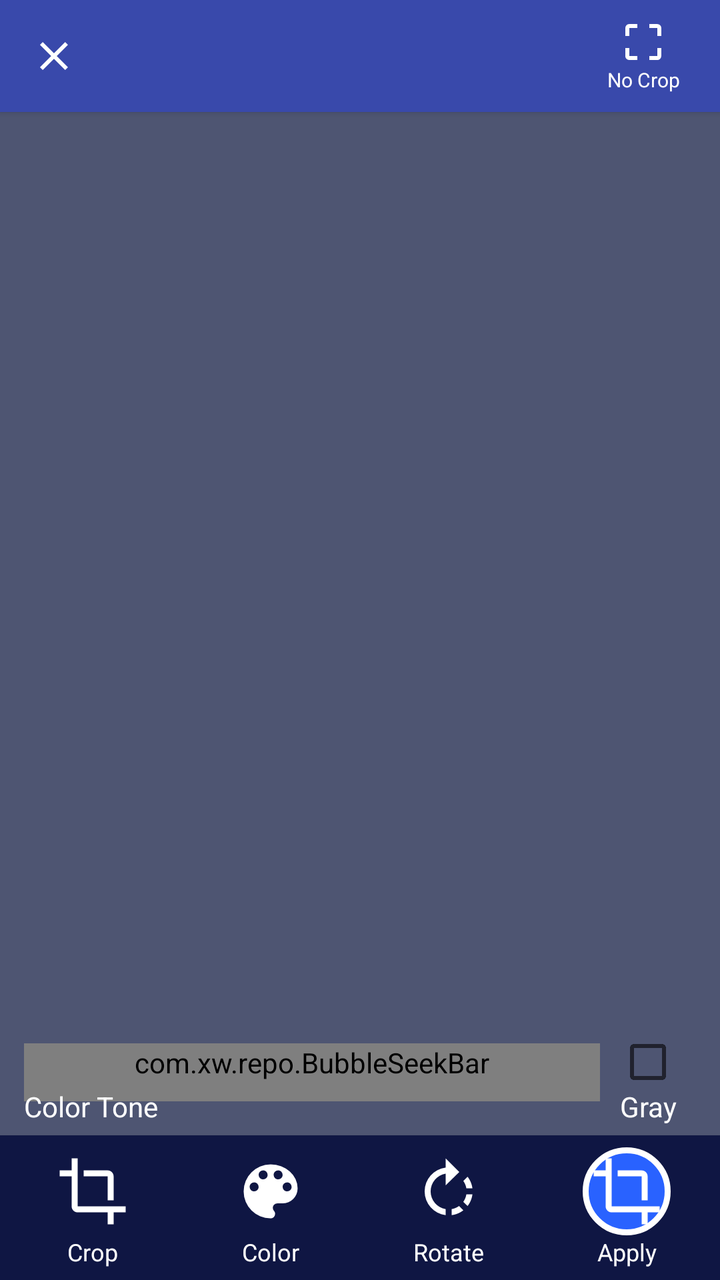
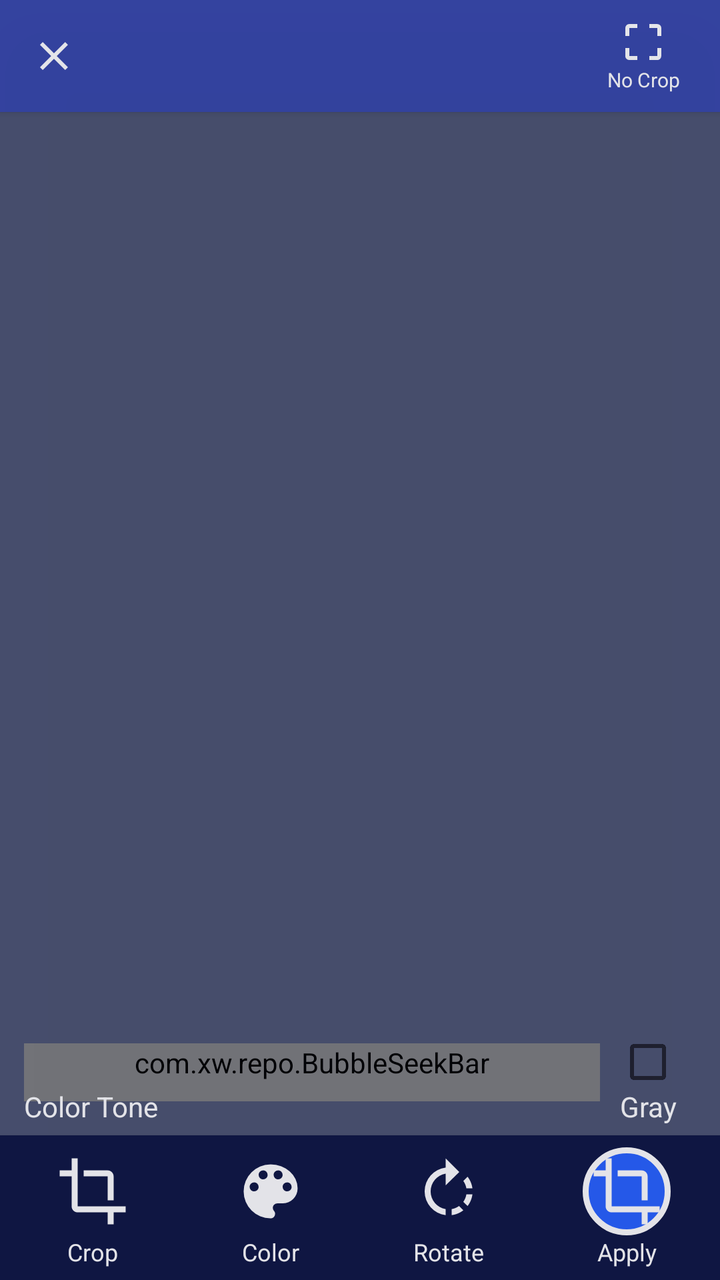

Screens rendered from an Android XML layout before and after an edit, with the pre-edit source and the edit as a unified diff.
<!-- AndroidManifest.xml: application theme AppTheme -->
<!-- res/layout/activity_image_crop.xml -->
<?xml version="1.0" encoding="utf-8"?>
<layout xmlns:android="http://schemas.android.com/apk/res/android"
    xmlns:app="http://schemas.android.com/apk/res-auto"
    xmlns:tools="http://schemas.android.com/tools">

    <RelativeLayout
        android:id="@+id/root"
        android:layout_width="match_parent"
        android:layout_height="match_parent"
        tools:context=".activity.ImageCropActivity">





        <RelativeLayout
            android:layout_alignParentTop="true"
            android:id="@+id/relativeLayoutTop"
            android:elevation="2dp"
            android:layout_width="match_parent"
            android:minHeight="?attr/actionBarSize"
            android:layout_height="wrap_content"
            android:background="@color/colorPrimary"
            app:layout_constraintEnd_toEndOf="parent"
            app:layout_constraintStart_toStartOf="parent"
            app:layout_constraintTop_toTopOf="parent">


            <RelativeLayout
                android:layout_centerVertical="true"
                android:layout_width="wrap_content"
                android:layout_height="wrap_content"
                android:layout_marginRight="10dp">

                <RelativeLayout
                    android:id="@+id/noCropRL"
                    android:layout_width="wrap_content"
                    android:layout_height="wrap_content"
                    android:layout_centerVertical="true"
                    android:layout_marginLeft="10dp"
                    android:layout_marginRight="10dp"
                   android:layout_alignParentRight="true"
                    android:clickable="true"
                    android:foreground="?android:selectableItemBackgroundBorderless"
                    android:orientation="vertical">

                    <ImageView
                        android:id="@+id/cropFreeIV"
                        android:layout_width="wrap_content"
                        android:layout_height="wrap_content"
                        android:layout_centerHorizontal="true"
                        android:src="@drawable/baseline_crop_free_white_24">

                    </ImageView>

                    <TextView


                        android:layout_width="wrap_content"
                        android:layout_height="wrap_content"

                        android:layout_below="@id/cropFreeIV"
                        android:layout_centerHorizontal="true"
                        android:maxLines="1"
                        android:text="No Crop"
                        android:textColor="@color/colorWhite"
                        android:textSize="10sp">

                    </TextView>


                </RelativeLayout>


                <RelativeLayout
                    android:padding="15dp"
                    android:id="@+id/retakeRL"
                    android:layout_width="wrap_content"
                    android:layout_height="wrap_content"
                  android:layout_alignParentLeft="true"
                    android:layout_centerVertical="true"
                    android:clickable="true"
                    android:foreground="?android:selectableItemBackgroundBorderless"
                    android:orientation="vertical">

                    <ImageView
                        android:id="@+id/retakeIV"
                        android:layout_width="wrap_content"
                        android:layout_height="wrap_content"
                        android:layout_centerHorizontal="true"
                        android:src="@drawable/baseline_clear_white_24">

                    </ImageView>




                </RelativeLayout>


            </RelativeLayout>


        </RelativeLayout>


        <RelativeLayout
            android:elevation="2dp"
            android:layout_alignParentBottom="true"
            android:id="@+id/relativeLayoutBottom"
            android:layout_width="match_parent"
            android:layout_height="wrap_content"
            android:background="@color/colorSecondaryDark"
            android:padding="2dp"
            app:layout_constraintBottom_toBottomOf="parent"
            app:layout_constraintEnd_toEndOf="parent"
            app:layout_constraintStart_toStartOf="parent">

            <LinearLayout

                android:layout_width="match_parent"
                android:layout_height="wrap_content"
                android:layout_centerVertical="true"
                android:orientation="horizontal"
                android:weightSum="100">


                <LinearLayout

                    android:id="@+id/cropLL"
                    android:layout_width="0dp"
                    android:layout_height="wrap_content"
                    android:layout_weight="25"
                    android:orientation="vertical">

                    <RelativeLayout

                        android:layout_marginTop="4dp"
                        android:layout_marginBottom="4dp"
                        android:id="@+id/CropRL"
                        android:layout_width="match_parent"
                        android:layout_height="wrap_content"
                        android:layout_marginLeft="10dp"
                        android:layout_marginRight="10dp"
                        android:clickable="true"
                        android:foreground="?android:selectableItemBackgroundBorderless">

                        <ImageView
                            android:padding="4dp"
                            android:id="@+id/cropIV"
                            android:layout_width="wrap_content"
                            android:layout_height="wrap_content"
                            android:layout_centerHorizontal="true"
                            android:src="@drawable/baseline_crop_white_36">

                        </ImageView>

                        <TextView


                            android:layout_width="wrap_content"
                            android:layout_height="wrap_content"

                            android:layout_below="@id/cropIV"
                            android:layout_centerHorizontal="true"
                            android:maxLines="1"
                            android:text="Crop"
                            android:textColor="@color/colorWhite"
                            android:textSize="12sp">

                        </TextView>


                    </RelativeLayout>


                </LinearLayout>

                <LinearLayout


                    android:id="@+id/colorLL"
                    android:layout_width="0dp"
                    android:layout_height="wrap_content"
                    android:layout_weight="25"
                    android:orientation="vertical">


                    <RelativeLayout


                        android:layout_marginTop="4dp"
                        android:layout_marginBottom="4dp"
                        android:id="@+id/colorRL"
                        android:layout_width="match_parent"
                        android:layout_height="wrap_content"
                        android:layout_centerVertical="true"
                        android:layout_marginLeft="10dp"
                        android:layout_marginRight="10dp"
                        android:clickable="true"
                        android:foreground="?android:selectableItemBackgroundBorderless"
                        android:orientation="vertical">

                        <ImageView
                            android:padding="4dp"
                            android:id="@+id/colorIV"
                            android:layout_width="wrap_content"
                            android:layout_height="wrap_content"
                            android:layout_centerHorizontal="true"
                            android:src="@drawable/baseline_color_lens_white_36">

                        </ImageView>

                        <TextView


                            android:layout_width="wrap_content"
                            android:layout_height="wrap_content"

                            android:layout_below="@id/colorIV"
                            android:layout_centerHorizontal="true"
                            android:maxLines="1"
                            android:text="Color"
                            android:textColor="@color/colorWhite"
                            android:textSize="12sp">

                        </TextView>


                    </RelativeLayout>


                </LinearLayout>


                <LinearLayout


                    android:id="@+id/rotateLL"
                    android:layout_width="0dp"
                    android:layout_height="wrap_content"
                    android:layout_weight="25"
                    android:orientation="vertical">


                    <RelativeLayout

                        android:layout_marginTop="4dp"
                        android:layout_marginBottom="4dp"
                        android:id="@+id/rotateRL"
                        android:layout_width="match_parent"
                        android:layout_height="wrap_content"
                        android:layout_centerVertical="true"
                        android:layout_marginLeft="10dp"
                        android:layout_marginRight="10dp"
                        android:clickable="true"
                        android:foreground="?android:selectableItemBackgroundBorderless"
                        android:orientation="vertical">

                        <ImageView
                            android:padding="4dp"
                            android:id="@+id/rotateIV"
                            android:layout_width="wrap_content"
                            android:layout_height="wrap_content"
                            android:layout_centerHorizontal="true"
                            android:src="@drawable/baseline_rotate_right_white_36">

                        </ImageView>

                        <TextView


                            android:layout_width="wrap_content"
                            android:layout_height="wrap_content"

                            android:layout_below="@id/rotateIV"
                            android:layout_centerHorizontal="true"
                            android:maxLines="1"
                            android:text="Rotate"
                            android:textColor="@color/colorWhite"
                            android:textSize="12sp">

                        </TextView>


                    </RelativeLayout>


                </LinearLayout>


                <LinearLayout

                    android:layout_width="0dp"
                    android:layout_height="wrap_content"
                    android:layout_weight="25"
                    android:orientation="vertical">

                    <RelativeLayout

                        android:layout_marginTop="4dp"
                        android:layout_marginBottom="4dp"
                        android:layout_width="match_parent"
                        android:layout_height="wrap_content"
                        android:layout_centerVertical="true"
                        android:layout_marginLeft="10dp"

                        android:layout_marginRight="10dp"
                        android:clickable="true">

                        <ImageButton
                            android:padding="4dp"
                            android:id="@+id/nextCropIB"

                            android:layout_width="wrap_content"
                            android:layout_height="wrap_content"
                            android:layout_centerHorizontal="true"

                            android:background="@drawable/active_btn"
                            android:foreground="?android:selectableItemBackgroundBorderless"

                            android:src="@drawable/baseline_crop_white_36"
                            android:textColor="@color/colorWhite"></ImageButton>


                        <ImageButton
                            android:padding="4dp"
                            android:id="@+id/nextIB"

                            android:visibility="gone"
                            android:layout_width="wrap_content"
                            android:layout_height="wrap_content"
                            android:layout_centerHorizontal="true"

                            android:background="@drawable/active_btn"
                            android:foreground="?android:selectableItemBackgroundBorderless"

                            android:src="@drawable/baseline_check_white_36"
                            android:textColor="@color/colorWhite"></ImageButton>


                        <TextView

                            android:id="@+id/nextTVCrop"

                            android:layout_width="wrap_content"
                            android:layout_height="wrap_content"

                            android:layout_below="@id/nextCropIB"
                            android:layout_centerHorizontal="true"
                            android:maxLines="1"
                            android:text="Apply"
                            android:textColor="@color/colorWhite"
                            android:textSize="12sp"></TextView>

                        <TextView

                            android:id="@+id/nextTV"

                            android:layout_width="wrap_content"
                            android:layout_height="wrap_content"
                            android:visibility="gone"
                            android:layout_below="@id/nextIB"
                            android:layout_centerHorizontal="true"
                            android:maxLines="1"
                            android:text="Next"
                            android:textColor="@color/colorWhite"
                            android:textSize="12sp">

                        </TextView>

                    </RelativeLayout>


                </LinearLayout>


            </LinearLayout>


        </RelativeLayout>


        <RelativeLayout
            android:id="@+id/theImageParentParent"
            android:background="@color/colorSecondaryDarkLight"


            android:layout_below="@id/relativeLayoutTop"
            android:layout_above="@id/colorControlRL"
            android:layout_width="match_parent"
            android:layout_height="match_parent">


            <ProgressBar
                android:id="@+id/processing"
                android:layout_centerInParent="true"
                android:elevation="10dp"
                android:layout_width="wrap_content"

                android:layout_height="wrap_content"></ProgressBar>



            <RelativeLayout


                android:id="@+id/theImageParent"

                android:layout_centerInParent="true"
                android:background="@color/colorSecondaryDarkLight"
                android:layout_margin="0dp"
                android:layout_width="wrap_content"
                android:layout_height="wrap_content">



                    <ImageView


                        android:clickable="false"
                        android:layout_centerInParent="true"
                        android:elevation="2dp"


                        android:src="@drawable/empty"
                        android:id="@+id/theImage"
                        android:layout_width="match_parent"
                        android:layout_height="match_parent">

                    </ImageView>


                <com.aaindia.prodocscanner.views.PolygonView

                    android:clickable="false"

                    android:visibility="gone"

                    android:elevation="3dp"
                    android:id="@+id/polygonView"
                    android:layout_width="match_parent"
                    android:layout_height="match_parent"></com.aaindia.prodocscanner.views.PolygonView>




            </RelativeLayout>







        </RelativeLayout>


        <RelativeLayout
            android:background="@color/colorSecondaryDarkLight"

            android:id="@+id/colorControlRL"

            android:paddingBottom="5dp"
            android:paddingLeft="2dp"
            android:paddingRight="2dp"
            android:orientation="horizontal"

            android:layout_above="@id/relativeLayoutBottom"


            android:layout_width="match_parent"
            android:layout_height="wrap_content">




            <RelativeLayout

                android:layout_marginRight="10dp"
                android:layout_marginLeft="10dp"
                android:id="@+id/row1"
                android:layout_width="match_parent"
                android:layout_height="wrap_content">

                <com.xw.repo.BubbleSeekBar

                    app:bsb_bubble_color="@color/colorSecondary"
                    app:bsb_max="100"
                    app:bsb_min="0"
                    app:bsb_second_track_color="@color/colorWhite"


                    app:bsb_seek_by_section="false"
                    app:bsb_seek_step_section="false"

                    app:bsb_thumb_color="@color/colorSecondary"
                    app:bsb_section_text_size="9sp"


                    app:bsb_track_size="3dp"
                    app:bsb_second_track_size="2dp"

                    app:bsb_progress="50"
                    app:bsb_section_text_position="sides"
                    app:bsb_thumb_text_color="@color/colorBackgroundDark"


                    app:bsb_thumb_radius="10dp"
                    app:bsb_show_section_mark="false"
                    app:bsb_show_section_text="false"
                    app:bsb_show_thumb_text="true"
                    app:bsb_track_color="@color/colorWhite"

                    app:bsb_touch_to_seek="true"

                    android:paddingBottom="10dp"
                    android:layout_alignParentLeft="true"
                    android:layout_toLeftOf="@id/grayCRL"
                    android:layout_width="match_parent"
                    android:layout_height="wrap_content"
                    android:id="@+id/colorTuneSK"
                    android:layout_centerVertical="true"
                    ></com.xw.repo.BubbleSeekBar>

                <RelativeLayout
                    android:paddingRight="8dp"
                    android:paddingLeft="8dp"
                    android:paddingBottom="10dp"
                    android:layout_centerVertical="true"
                    android:id="@+id/grayCRL"
                    android:layout_alignParentRight="true"

                    android:layout_width="wrap_content"
                    android:layout_height="wrap_content">

                    <androidx.appcompat.widget.AppCompatCheckBox

                        android:id="@+id/colorGrayCheck"
                        android:layout_width="wrap_content"
                        android:layout_height="wrap_content">

                    </androidx.appcompat.widget.AppCompatCheckBox>


                </RelativeLayout>

                <TextView

                    android:layout_marginTop="5dp"
                    android:textAlignment="textStart"
                    android:layout_alignParentLeft="true"
                    android:layout_alignRight="@id/colorTuneSK"
                    android:layout_below="@id/colorTuneSK"
                    android:text="Color Tone"
                    android:textColor="@color/colorWhite"
                    android:layout_width="wrap_content"
                    android:layout_height="wrap_content">

                </TextView>



                <TextView
                    android:layout_marginTop="5dp"

                    android:textAlignment="center"
                    android:layout_alignParentRight="true"
                    android:layout_alignLeft="@id/grayCRL"
                    android:layout_below="@id/colorTuneSK"
                    android:text="Gray"
                    android:textColor="@color/colorWhite"
                    android:layout_width="wrap_content"
                    android:layout_height="wrap_content">

                </TextView>



            </RelativeLayout>



        </RelativeLayout>




    </RelativeLayout>




</layout>
<!-- resources referenced by this layout -->
<resources>
  <color name="colorBackgroundDark">#E1E2E1</color>
  <color name="colorPrimary">#3949ab</color>
  <color name="colorSecondary">#2962FF</color>
  <color name="colorSecondaryDark">#0F1643</color>
  <color name="colorSecondaryDarkLight">#4E5572</color>
  <color name="colorWhite">#FFFFFF</color>
  <!-- drawable active_btn (drawable) -->
  <shape xmlns:android="http://schemas.android.com/apk/res/android"
      android:shape="rectangle"
      >
      <corners android:radius="200dp" />
  
  
      <stroke android:color="@color/colorWhite" android:width="3dp"></stroke>
      <solid android:color="@color/colorSecondary" />
  
  </shape>
  <!-- drawable baseline_check_white_36: png bitmap (drawable-hdpi, 214 bytes) -->
  <!-- drawable baseline_clear_white_24: png bitmap (drawable-hdpi, 212 bytes) -->
  <!-- drawable baseline_color_lens_white_36: png bitmap (drawable-hdpi, 572 bytes) -->
  <!-- drawable baseline_crop_free_white_24: png bitmap (drawable-hdpi, 218 bytes) -->
  <!-- drawable baseline_crop_white_36: png bitmap (drawable-hdpi, 244 bytes) -->
  <!-- drawable baseline_rotate_right_white_36: png bitmap (drawable-hdpi, 586 bytes) -->
  <!-- drawable empty: png bitmap (drawable-hdpi, 103 bytes) -->
  <style name="AppTheme" parent="Theme.AppCompat.Light.NoActionBar">
          
          <item name="colorPrimary">@color/colorPrimary</item>
          <item name="colorPrimaryDark">@color/colorPrimaryDark</item>
          <item name="colorAccent">@color/colorAccent</item>
          <item name="android:itemBackground">@color/colorWhite</item>
          <item name="android:textColor">@color/colorBlack</item>
  
  
  
      </style>
  <color name="colorPrimaryDark">#3949ab</color>
  <color name="colorAccent">#2962FF</color>
  <color name="colorBlack">#000</color>
</resources>

<!-- the commit's change to res/layout/activity_image_crop.xml (unified diff, before → after) -->
@@ -11,6 +11,15 @@
 
 
 
+        <RelativeLayout
+            android:alpha="0.1"
+            android:layout_width="match_parent"
+            android:layout_height="match_parent"
+            android:id="@+id/protector"
+            android:background="@color/colorSecondaryDark"
+            android:elevation="32dp">
+
+        </RelativeLayout>
 
 
         <RelativeLayout
